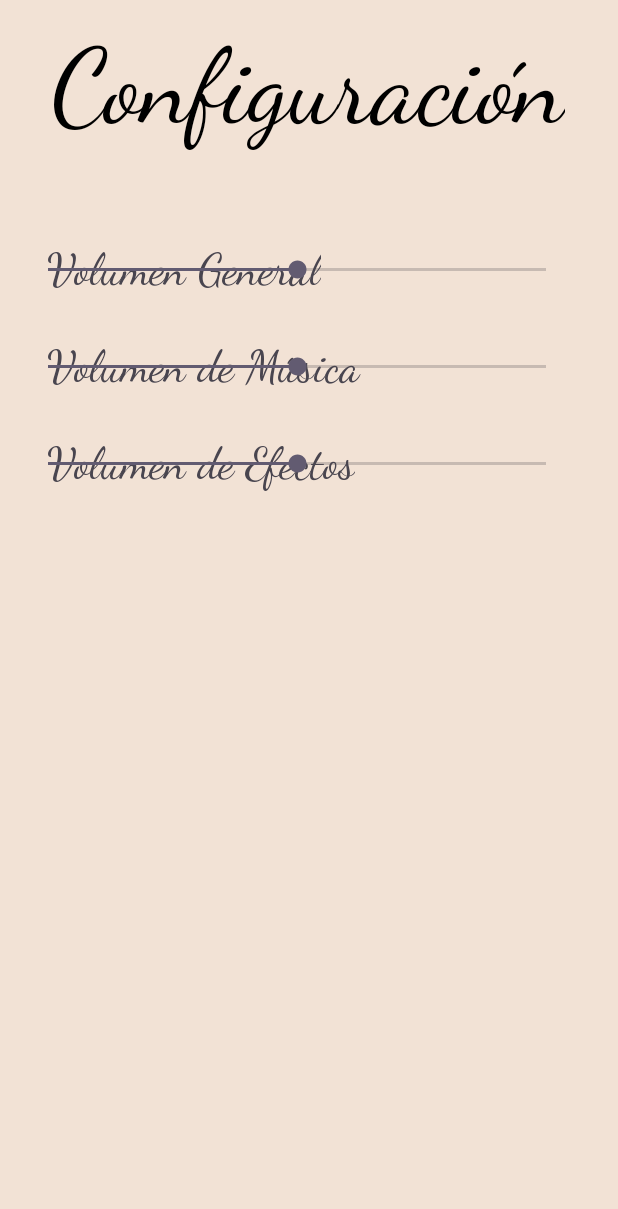
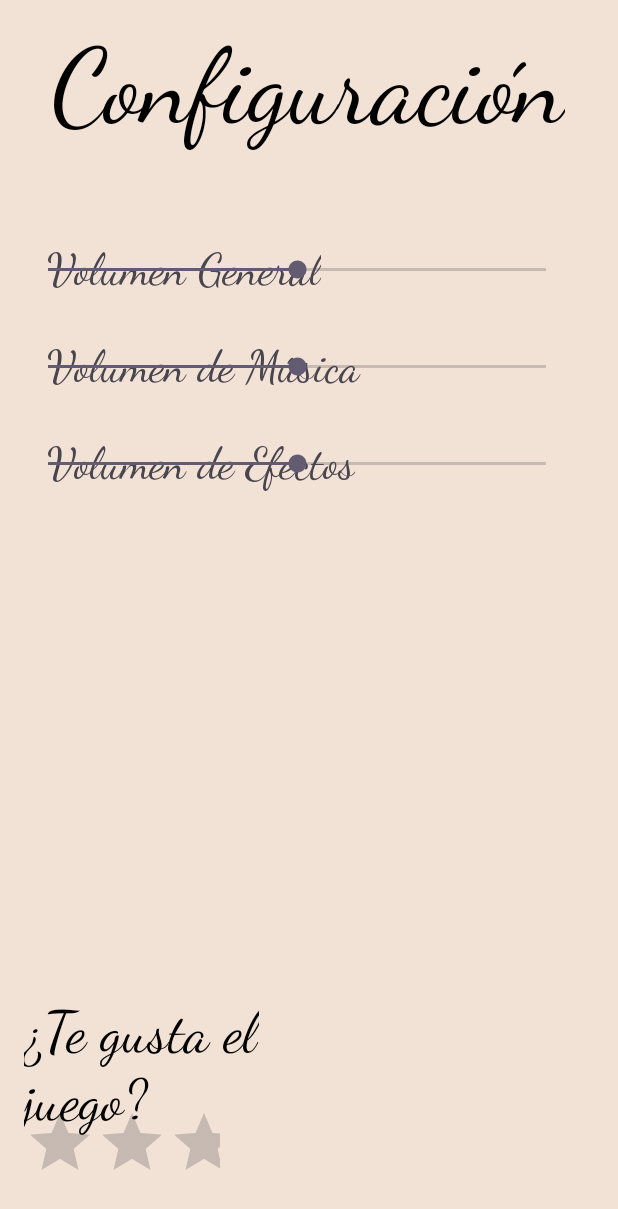
Before and after one commit to MakyuRawr/HamsteriumApp, an Android app: the Config screen opened directly, with no data from a screen before it, on a phone screen of 412 x 824 dp. Shown: the top 1209 px of the screen. Run offline under Robolectric (Android 15) with nearby library versions, the phone set to English and light mode, and no system bars.

```diff
--- a/app/src/main/java/com/makyu/hamsterium/Config.java
+++ b/app/src/main/java/com/makyu/hamsterium/Config.java
@@ -6,6 +6,7 @@ import android.graphics.Color;
 import android.os.Bundle;
 import android.view.View;
 import android.widget.Button;
+import android.widget.RatingBar;
 import android.widget.SeekBar;
 import android.widget.TextView;
 
@@ -43,6 +44,17 @@ public class Config extends AppCompatActivity {
 
         Button btnCerrarSesion = findViewById(R.id.btnCerrarSesion);
 
+        RatingBar ratingBar = findViewById(R.id.ratingBar);
+
+
+        //configuración d ratingbar
+        ratingBar.setOnRatingBarChangeListener(new RatingBar.OnRatingBarChangeListener() {
+            @Override
+            public void onRatingChanged(RatingBar ratingBar, float rating, boolean fromUser) {
+
+                Toast.makeText(Config.this, "Calificación: " + rating, Toast.LENGTH_SHORT).show();
+            }
+        });
 
 
         // BOTON INICAR Sesión
--- a/app/src/main/res/layout/activity_config.xml
+++ b/app/src/main/res/layout/activity_config.xml
@@ -115,14 +115,48 @@
 
     <RelativeLayout
         android:layout_width="match_parent"
-        android:layout_height="427dp">
+        android:layout_height="300dp">
 
     </RelativeLayout>
 
 
     <RelativeLayout
+        android:layout_width="match_parent"
+        android:layout_height="189dp">
+
+        <TextView
+            android:layout_width="273dp"
+            android:layout_height="wrap_content"
+            android:layout_alignParentEnd="true"
+            android:layout_gravity="center"
+            android:layout_marginTop="16dp"
+            android:layout_marginEnd="223dp"
+            android:layout_marginBottom="49dp"
+            android:fontFamily="cursive"
+            android:text="¿Te gusta el juego?"
+            android:textColor="@color/black"
+            android:textSize="38dp" />
+
+        <RatingBar
+            android:id="@+id/ratingBar"
+            android:layout_width="wrap_content"
+            android:layout_height="wrap_content"
+            android:layout_alignParentEnd="true"
+            android:layout_alignParentBottom="true"
+            android:layout_marginTop="16dp"
+            android:layout_marginEnd="249dp"
+            android:layout_marginBottom="43dp"
+            android:numStars="5"
+            android:rating="0"
+            android:stepSize="1"
+            android:progressTint="#F3CB3E"/>
+
+
+    </RelativeLayout>
+
+    <RelativeLayout
         android:layout_width="778dp"
-        android:layout_height="238dp"
+        android:layout_height="199dp"
         android:layout_marginBottom="16dp">
 
 
@@ -137,8 +171,8 @@
             android:layout_marginBottom="49dp"
             android:fontFamily="cursive"
             android:text="¿Desea guardar sus datos?"
-            android:textSize="34dp"
-            android:textColor="@color/black"/>
+            android:textColor="@color/black"
+            android:textSize="34dp" />
 
         <Button
             android:id="@+id/btnIniciarSesion"
@@ -152,10 +186,9 @@
             android:layout_marginEnd="194dp"
 
             android:layout_marginBottom="17dp"
+            android:fontFamily="cursive"
             android:text="¡Inicia sesión!"
-            android:textSize="30dp"
-            android:fontFamily="cursive"
-            />
+            android:textSize="30dp" />
 
     </RelativeLayout>
 
@@ -187,8 +220,7 @@
             android:text="Cerrar Sesión"
             android:textSize="25dp"
             android:fontFamily="cursive"
-
-            android:visibility="gone"/>
+            />
     </RelativeLayout>
 
 
```
